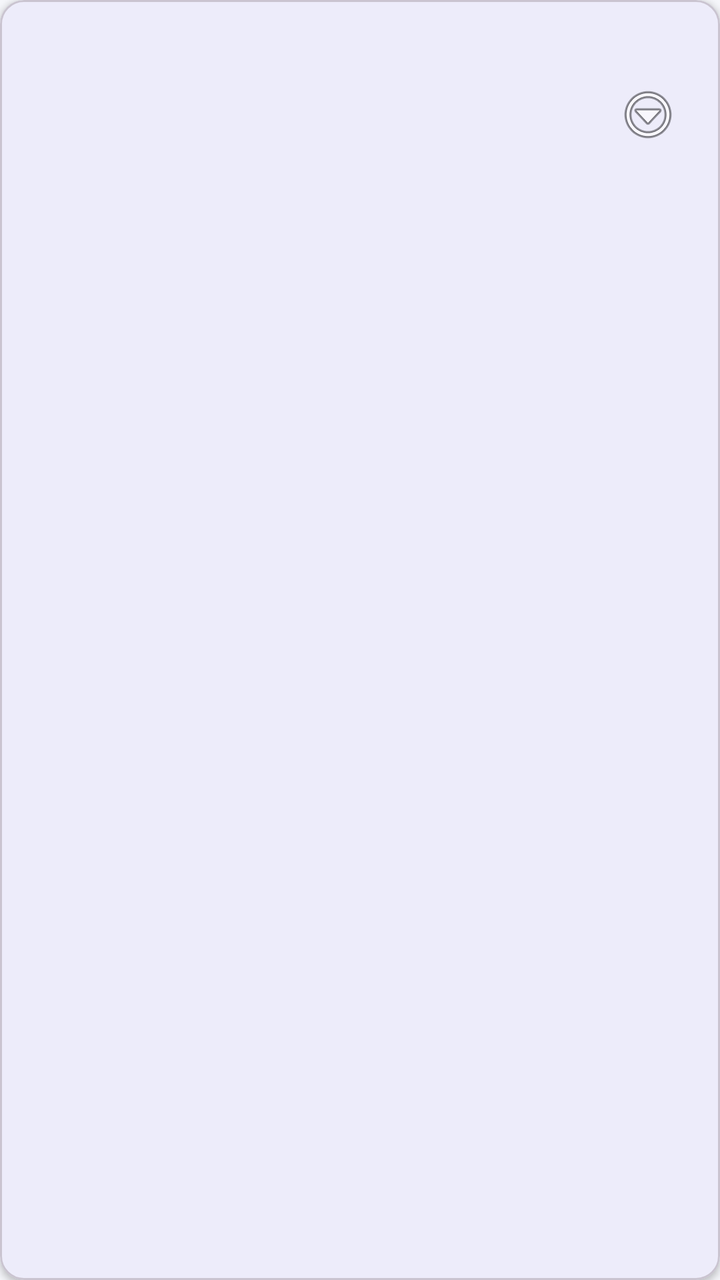
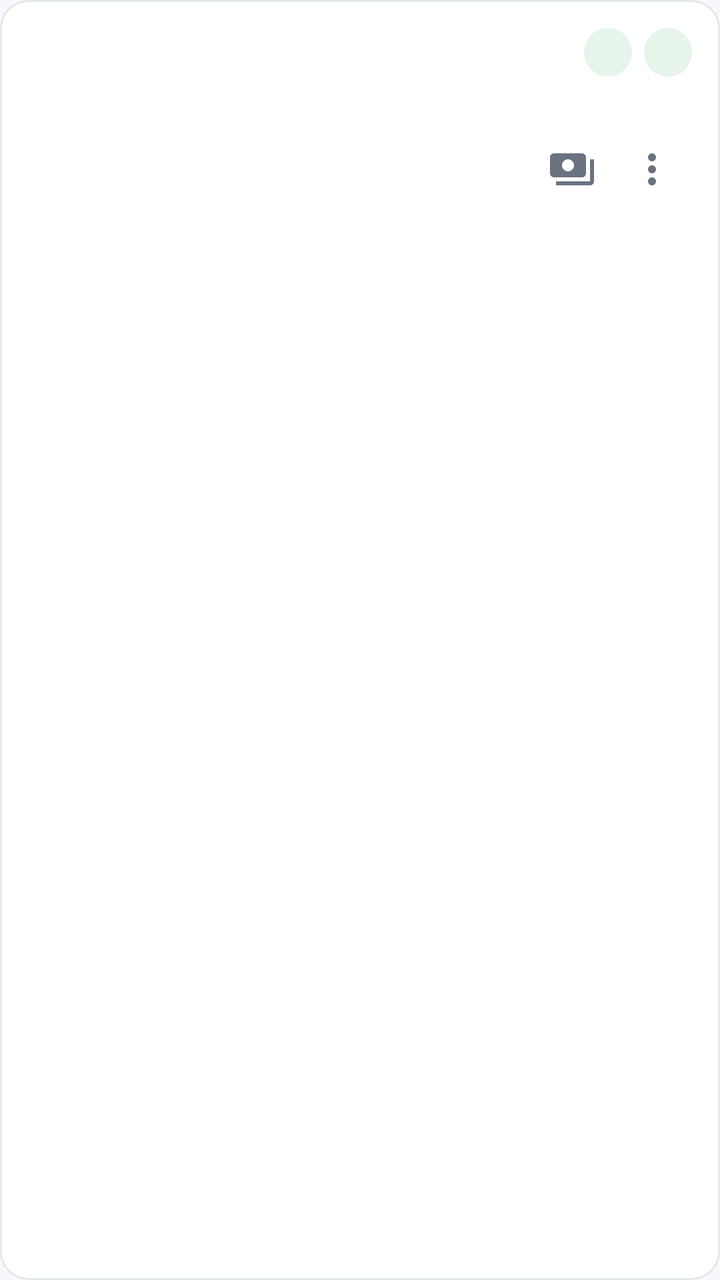

Screens rendered from an Android XML layout before and after an edit, with the pre-edit source and the edit as a unified diff.
<!-- AndroidManifest.xml: application theme Theme.SalesApp -->
<!-- res/layout/item_stock_request.xml -->
<?xml version="1.0" encoding="utf-8"?>
<com.google.android.material.card.MaterialCardView
    xmlns:android="http://schemas.android.com/apk/res/android"
    xmlns:app="http://schemas.android.com/apk/res-auto"
    android:layout_width="match_parent"
    android:layout_height="wrap_content"
    android:layout_marginHorizontal="12dp"
    android:layout_marginVertical="6dp"
    app:cardCornerRadius="12dp"
    app:cardElevation="2dp">

    <LinearLayout
        android:layout_width="match_parent"
        android:layout_height="wrap_content"
        android:orientation="horizontal"
        android:gravity="center_vertical"
        android:padding="16dp">

        <LinearLayout
            android:layout_width="0dp"
            android:layout_height="wrap_content"
            android:layout_weight="1"
            android:orientation="vertical">

            <TextView
                android:id="@+id/tvNumber"
                android:layout_width="wrap_content"
                android:layout_height="wrap_content"
                android:textSize="15sp"
                android:textStyle="bold"
                android:textColor="@color/text_primary" />

            <TextView
                android:id="@+id/tvStatus"
                android:layout_width="wrap_content"
                android:layout_height="wrap_content"
                android:layout_marginTop="4dp"
                android:textColor="@color/primary"
                android:textSize="12sp" />

            <TextView
                android:id="@+id/tvItems"
                android:layout_width="match_parent"
                android:layout_height="wrap_content"
                android:layout_marginTop="4dp"
                android:textColor="@color/text_secondary"
                android:textSize="12sp" />

            <TextView
                android:id="@+id/tvAmounts"
                android:layout_width="wrap_content"
                android:layout_height="wrap_content"
                android:layout_marginTop="4dp"
                android:textColor="@color/text_primary"
                android:textSize="13sp" />
        </LinearLayout>

        <ImageButton
            android:id="@+id/btnMenu"
            android:layout_width="40dp"
            android:layout_height="40dp"
            android:background="?attr/selectableItemBackgroundBorderless"
            android:src="@android:drawable/ic_menu_more"
            android:contentDescription="Options" />
    </LinearLayout>
</com.google.android.material.card.MaterialCardView>
<!-- resources referenced by this layout -->
<resources>
  <color name="primary">#1565C0</color>
  <color name="text_primary">#FF1A1A1A</color>
  <color name="text_secondary">#FF6B6B6B</color>
  <style name="Theme.SalesApp" parent="Theme.Material3.DayNight.NoActionBar">
          <item name="colorPrimary">@color/primary</item>
          <item name="colorPrimaryDark">@color/primary_dark</item>
          <item name="colorPrimaryVariant">@color/primary_variant</item>
          <item name="colorOnPrimary">@color/white</item>
          <item name="colorSecondary">@color/accent</item>
          <item name="colorOnSecondary">@color/white</item>
          <item name="android:statusBarColor">@color/primary_dark</item>
          <item name="android:windowBackground">@color/bg</item>
      </style>
  <color name="primary_dark">#0D47A1</color>
  <color name="accent">#FF6D00</color>
  <color name="bg">#FFF5F6FA</color>
  <!-- unchanged entries left out for length: 2 -->
</resources>

<!-- the commit's change to res/layout/item_stock_request.xml (unified diff, before → after) -->
@@ -5,62 +5,79 @@
     android:layout_width="match_parent"
     android:layout_height="wrap_content"
     android:layout_marginHorizontal="12dp"
-    android:layout_marginVertical="6dp"
-    app:cardCornerRadius="12dp"
-    app:cardElevation="2dp">
+    android:layout_marginVertical="5dp"
+    app:cardBackgroundColor="@color/surface"
+    app:cardCornerRadius="14dp"
+    app:cardElevation="0dp"
+    app:strokeColor="@color/divider"
+    app:strokeWidth="1dp">
 
     <LinearLayout
         android:layout_width="match_parent"
         android:layout_height="wrap_content"
-        android:orientation="horizontal"
-        android:gravity="center_vertical"
-        android:padding="16dp">
+        android:orientation="vertical"
+        android:padding="14dp">
 
         <LinearLayout
-            android:layout_width="0dp"
+            android:layout_width="match_parent"
             android:layout_height="wrap_content"
-            android:layout_weight="1"
-            android:orientation="vertical">
+            android:orientation="horizontal"
+            android:gravity="center_vertical">
 
             <TextView
                 android:id="@+id/tvNumber"
-                android:layout_width="wrap_content"
+                android:layout_width="0dp"
                 android:layout_height="wrap_content"
-                android:textSize="15sp"
+                android:layout_weight="1"
+                android:textSize="16sp"
                 android:textStyle="bold"
                 android:textColor="@color/text_primary" />
 
             <TextView
                 android:id="@+id/tvStatus"
-                android:layout_width="wrap_content"
-                android:layout_height="wrap_content"
-                android:layout_marginTop="4dp"
-                android:textColor="@color/primary"
-                android:textSize="12sp" />
+                style="@style/StatusChip"
+                android:layout_marginStart="6dp" />
 
             <TextView
-                android:id="@+id/tvItems"
-                android:layout_width="match_parent"
-                android:layout_height="wrap_content"
-                android:layout_marginTop="4dp"
-                android:textColor="@color/text_secondary"
-                android:textSize="12sp" />
+                android:id="@+id/tvPayStatus"
+                style="@style/StatusChip"
+                android:layout_marginStart="6dp" />
+        </LinearLayout>
+
+        <TextView
+            android:id="@+id/tvItems"
+            android:layout_width="match_parent"
+            android:layout_height="wrap_content"
+            android:layout_marginTop="4dp"
+            android:textColor="@color/text_secondary"
+            android:textSize="12sp" />
+
+        <LinearLayout
+            android:layout_width="match_parent"
+            android:layout_height="wrap_content"
+            android:layout_marginTop="6dp"
+            android:orientation="horizontal"
+            android:gravity="center_vertical">
 
             <TextView
                 android:id="@+id/tvAmounts"
-                android:layout_width="wrap_content"
+                android:layout_width="0dp"
                 android:layout_height="wrap_content"
-                android:layout_marginTop="4dp"
+                android:layout_weight="1"
                 android:textColor="@color/text_primary"
                 android:textSize="13sp" />
+
+            <ImageButton
+                android:id="@+id/btnPayments"
+                style="@style/Widget.SalesApp.IconButton"
+                android:src="@drawable/ic_payments"
+                android:contentDescription="Payments" />
+
+            <ImageButton
+                android:id="@+id/btnMenu"
+                style="@style/Widget.SalesApp.IconButton"
+                android:src="@drawable/ic_more_vert"
+                android:contentDescription="More actions" />
         </LinearLayout>
-
-        <ImageButton
-            android:id="@+id/btnMenu"
-            android:layout_width="40dp"
-            android:layout_height="40dp"
-            android:background="?attr/selectableItemBackgroundBorderless"
-            android:src="@android:drawable/ic_menu_more"
-            android:contentDescription="Options" />
     </LinearLayout>
 </com.google.android.material.card.MaterialCardView>
<!-- resource entries referenced after the edit -->
@@ -1,21 +1,84 @@
 <!-- resources referenced by this layout -->
 <resources>
-  <color name="primary">#1565C0</color>
-  <color name="text_primary">#FF1A1A1A</color>
-  <color name="text_secondary">#FF6B6B6B</color>
-  <style name="Theme.SalesApp" parent="Theme.Material3.DayNight.NoActionBar">
+  <color name="divider">#FFE4E7EC</color>
+  <color name="surface">#FFFFFFFF</color>
+  <color name="primary">#0D5FCC</color>
+  <color name="text_primary">#FF1A1A22</color>
+  <color name="text_secondary">#FF6B7280</color>
+  <!-- drawable ic_more_vert (drawable) -->
+  <vector xmlns:android="http://schemas.android.com/apk/res/android"
+      android:width="24dp" android:height="24dp" android:viewportWidth="24" android:viewportHeight="24"
+      android:tint="@color/text_secondary">
+      <path android:fillColor="@android:color/white" android:pathData="M12,8c1.1,0 2,-0.9 2,-2s-0.9,-2 -2,-2 -2,0.9 -2,2 0.9,2 2,2zM12,10c-1.1,0 -2,0.9 -2,2s0.9,2 2,2 2,-0.9 2,-2 -0.9,-2 -2,-2zM12,16c-1.1,0 -2,0.9 -2,2s0.9,2 2,2 2,-0.9 2,-2 -0.9,-2 -2,-2z"/>
+  </vector>
+  <!-- drawable ic_payments (drawable) -->
+  <vector xmlns:android="http://schemas.android.com/apk/res/android"
+      android:width="24dp" android:height="24dp" android:viewportWidth="24" android:viewportHeight="24"
+      android:tint="@color/text_secondary">
+      <path android:fillColor="@android:color/white" android:pathData="M19,14V6c0,-1.1 -0.9,-2 -2,-2H3C1.9,4 1,4.9 1,6v8c0,1.1 0.9,2 2,2h14c1.1,0 2,-0.9 2,-2zM10,13c-1.66,0 -3,-1.34 -3,-3s1.34,-3 3,-3 3,1.34 3,3 -1.34,3 -3,3zM23,7v11c0,1.1 -0.9,2 -2,2H4v-2h17V7h2z"/>
+  </vector>
+  <style name="StatusChip">
+          <item name="android:layout_width">wrap_content</item>
+          <item name="android:layout_height">wrap_content</item>
+          <item name="android:paddingHorizontal">12dp</item>
+          <item name="android:paddingVertical">4dp</item>
+          <item name="android:textSize">12sp</item>
+          <item name="android:textStyle">bold</item>
+          <item name="android:gravity">center</item>
+          <item name="android:background">@drawable/chip_success</item>
+          <item name="android:textColor">@color/chip_success_fg</item>
+      </style>
+  <style name="Widget.SalesApp.IconButton">
+          <item name="android:layout_width">40dp</item>
+          <item name="android:layout_height">40dp</item>
+          <item name="android:background">?attr/selectableItemBackgroundBorderless</item>
+          <item name="android:scaleType">centerInside</item>
+          <item name="android:padding">8dp</item>
+      </style>
+  <style name="Theme.SalesApp" parent="Theme.Material3.Light.NoActionBar">
           <item name="colorPrimary">@color/primary</item>
           <item name="colorPrimaryDark">@color/primary_dark</item>
           <item name="colorPrimaryVariant">@color/primary_variant</item>
           <item name="colorOnPrimary">@color/white</item>
-          <item name="colorSecondary">@color/accent</item>
+          <item name="colorSecondary">@color/primary</item>
           <item name="colorOnSecondary">@color/white</item>
-          <item name="android:statusBarColor">@color/primary_dark</item>
+          <item name="colorSurface">@color/surface</item>
+          <item name="colorOnSurface">@color/text_primary</item>
+          <item name="android:colorBackground">@color/bg</item>
+          <item name="android:statusBarColor">@color/surface</item>
+          <item name="android:windowLightStatusBar">true</item>
           <item name="android:windowBackground">@color/bg</item>
+          <item name="materialButtonStyle">@style/Widget.SalesApp.Button</item>
+          <item name="floatingActionButtonStyle">@style/Widget.SalesApp.Fab</item>
       </style>
-  <color name="primary_dark">#0D47A1</color>
-  <color name="accent">#FF6D00</color>
-  <color name="bg">#FFF5F6FA</color>
+  <!-- drawable chip_success (drawable) -->
+  <?xml version="1.0" encoding="utf-8"?>
+  <shape xmlns:android="http://schemas.android.com/apk/res/android" android:shape="rectangle">
+      <solid android:color="@color/chip_success_bg" />
+      <corners android:radius="20dp" />
+  </shape>
+  <color name="chip_success_fg">#FF1E7D34</color>
+  <color name="primary_dark">#0A4CA3</color>
+  <color name="bg">#FFF7F8FC</color>
+  <style name="Widget.SalesApp.Button" parent="Widget.Material3.Button">
+          <item name="cornerRadius">28dp</item>
+          <item name="android:paddingVertical">12dp</item>
+          <item name="android:textSize">15sp</item>
+          <item name="android:textAllCaps">false</item>
+          <item name="backgroundTint">@color/primary</item>
+      </style>
+  <style name="Widget.SalesApp.Fab" parent="Widget.Material3.FloatingActionButton.Primary">
+          <item name="backgroundTint">@color/primary</item>
+          <item name="tint">@color/white</item>
+          <item name="srcCompat">@drawable/ic_add</item>
+      </style>
+  <color name="chip_success_bg">#FFE6F4EA</color>
+  <!-- drawable ic_add (drawable) -->
+  <vector xmlns:android="http://schemas.android.com/apk/res/android"
+      android:width="24dp" android:height="24dp" android:viewportWidth="24" android:viewportHeight="24"
+      android:tint="@color/white">
+      <path android:fillColor="@android:color/white" android:pathData="M19,13h-6v6h-2v-6H5v-2h6V5h2v6h6v2z"/>
+  </vector>
   <!-- unchanged entries left out for length: 2 -->
 </resources>
 
